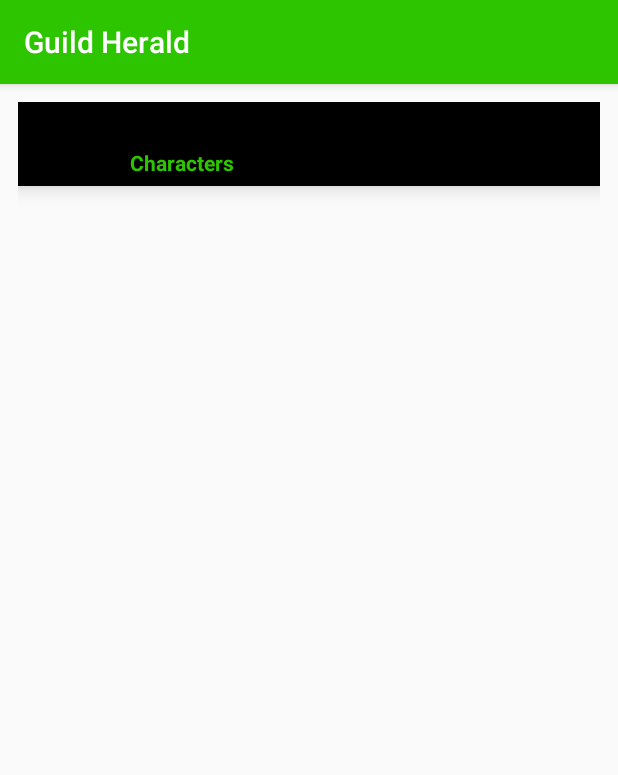
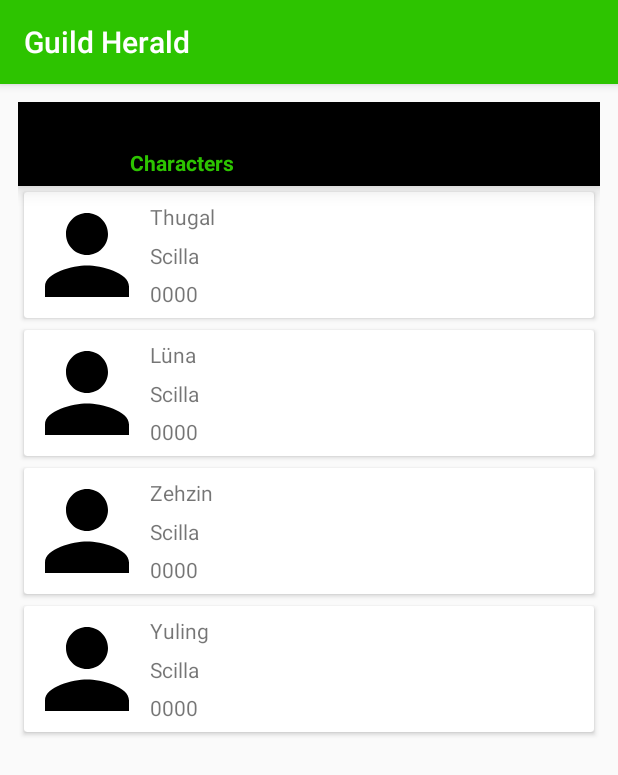
Before and after one commit to duccipopi/guildherald, an Android app: the screen it shows after launch (MainActivity), on a phone screen of 412 x 824 dp. Shown: the top 775 px of the screen. Run offline under Robolectric (Android 15) with nearby library versions, the phone set to English and light mode, and no system bars; our stand-ins replace AdMob.

Commit message:
Bind dummy data to view by presenter
Signed-off-by: ducci.popi <ducci.popi@gmail.com>

```diff
--- a/app/src/main/java/com/duccipopi/guildherald/model/remote/blizzard/BlizzardAPIService.java
+++ b/app/src/main/java/com/duccipopi/guildherald/model/remote/blizzard/BlizzardAPIService.java
@@ -15,7 +15,7 @@ import retrofit2.http.Path;
 // Retrofit service definition
 public interface BlizzardAPIService {
 
-    String API_KEY = "&apikey=psb9d7c6k73j9bhqe7pemc2g6rbrp2es9";
+    String API_KEY = "&apikey=psb9d7c6k3j9bhqe7pemc2g6rbrp2es9";
     String LOCALE = "locale=en_US";
 
     String BASE_URL = "https://us.api.battle.net/wow/";
--- a/app/src/main/java/com/duccipopi/guildherald/presenter/CharacterViewHolder.java
+++ b/app/src/main/java/com/duccipopi/guildherald/presenter/CharacterViewHolder.java
@@ -1,31 +1,53 @@
 package com.duccipopi.guildherald.presenter;
 
 import android.view.View;
-import android.view.ViewGroup;
+import android.widget.ImageView;
+import android.widget.TextView;
 
+import com.duccipopi.guildherald.R;
 import com.duccipopi.guildherald.model.dao.Character;
 
 /**
  * Created by ducci on 01/02/2018.
  */
 
-public class CharacterViewHolder extends GenericViewHolder<Character> {
-    private View itemView;
+public class CharacterViewHolder extends GenericViewHolder<Character>
+        implements GenericViewHolderFactory<CharacterViewHolder> {
+
+    ImageView portrait;
+    TextView charName;
+    TextView realm;
+    TextView race;
+    TextView gender;
+    TextView charClass;
+    TextView level;
 
     public CharacterViewHolder(View itemView) {
         super(itemView);
-        this.itemView = itemView;
-    }
-
-    @Override
-    public CharacterViewHolder newInstance(ViewGroup parent) {
-        parent.addView(itemView);
-        return new CharacterViewHolder(itemView);
     }
 
     @Override
     public void bind(Character item) {
-        // TODO bind values to views
+        charName = itemView.findViewById(R.id.char_name);
+        realm = itemView.findViewById(R.id.realm);
+        race = itemView.findViewById(R.id.race);
+        gender = itemView.findViewById(R.id.gender);
+        charClass = itemView.findViewById(R.id.char_class);
+        level = itemView.findViewById(R.id.level);
+
+
+        // portrait = use Image lib to load portrait
+        charName.setText(item.getName());
+        realm.setText(item.getRealm());
+        race.setText(Integer.toString(item.getRace()));
+        gender.setText(Integer.toString(item.getGender()));
+        charClass.setText(Integer.toString(item.getcClass()));
+        level.setText(Integer.toString(item.getLevel()));
+
     }
 
+    @Override
+    public CharacterViewHolder create(View itemView) {
+        return new CharacterViewHolder(itemView);
+    }
 }
--- a/app/src/main/java/com/duccipopi/guildherald/presenter/GenericRecyclerViewAdapter.java
+++ b/app/src/main/java/com/duccipopi/guildherald/presenter/GenericRecyclerViewAdapter.java
@@ -2,6 +2,8 @@ package com.duccipopi.guildherald.presenter;
 
 import android.support.annotation.NonNull;
 import android.support.v7.widget.RecyclerView;
+import android.view.LayoutInflater;
+import android.view.View;
 import android.view.ViewGroup;
 
 import java.util.List;
@@ -12,17 +14,22 @@ import java.util.List;
 
 public class GenericRecyclerViewAdapter<T> extends RecyclerView.Adapter<GenericViewHolder<T>> {
 
-    private GenericViewHolder<T> mViewHolder;
     private List<T> mItems;
+    private GenericViewHolderFactory<? extends GenericViewHolder<T>> mViewHolderFactory;
+    private int mItemLayout;
 
-    public GenericRecyclerViewAdapter(@NonNull List<T> items, @NonNull GenericViewHolder viewHolder) {
+    public GenericRecyclerViewAdapter(@NonNull List<T> items,
+                                      @NonNull GenericViewHolderFactory<? extends GenericViewHolder<T>> viewHolderFactory,
+                                      int itemLayout) {
         mItems = items;
-        mViewHolder = viewHolder;
+        mViewHolderFactory = viewHolderFactory;
+        mItemLayout = itemLayout;
     }
 
     @Override
     public GenericViewHolder<T> onCreateViewHolder(ViewGroup parent, int viewType) {
-        return mViewHolder.newInstance(parent);
+        View view = LayoutInflater.from(parent.getContext()).inflate(mItemLayout, parent, false);
+        return mViewHolderFactory.create(view);
     }
 
     @Override
--- a/app/src/main/java/com/duccipopi/guildherald/presenter/GenericViewHolder.java
+++ b/app/src/main/java/com/duccipopi/guildherald/presenter/GenericViewHolder.java
@@ -1,8 +1,8 @@
 package com.duccipopi.guildherald.presenter;
 
+import android.support.annotation.NonNull;
 import android.support.v7.widget.RecyclerView;
 import android.view.View;
-import android.view.ViewGroup;
 
 /**
  * Created by ducci on 31/01/2018.
@@ -14,6 +14,6 @@ public abstract class GenericViewHolder<T> extends RecyclerView.ViewHolder {
         super(itemView);
     }
 
-    public abstract GenericViewHolder<T> newInstance(ViewGroup parent);
     public abstract void bind(T item);
+
 }
--- /dev/null
+++ b/app/src/main/java/com/duccipopi/guildherald/presenter/GenericViewHolderFactory.java
@@ -0,0 +1,12 @@
+package com.duccipopi.guildherald.presenter;
+
+import android.view.View;
+
+/**
+ * Created by ducci on 01/02/2018.
+ */
+
+public interface GenericViewHolderFactory<T extends GenericViewHolder> {
+
+    T create(View itemView);
+}
--- a/app/src/main/java/com/duccipopi/guildherald/view/fragments/CharacterListFragment.java
+++ b/app/src/main/java/com/duccipopi/guildherald/view/fragments/CharacterListFragment.java
@@ -8,6 +8,7 @@ import android.util.Pair;
 import android.view.LayoutInflater;
 import android.view.View;
 import android.view.ViewGroup;
+import android.view.ViewStub;
 
 import com.duccipopi.guildherald.R;
 import com.duccipopi.guildherald.dummy.Dummy;
@@ -23,12 +24,13 @@ import java.util.List;
  */
 
 public class CharacterListFragment extends Fragment {
+
+    List<Character> items = new ArrayList<>();
+
     @Nullable
     @Override
     public View onCreateView(LayoutInflater inflater, @Nullable ViewGroup container, @Nullable Bundle savedInstanceState) {
         View rootView = inflater.inflate(R.layout.fragment_list, container, false);
-
-        List<Character> items = new ArrayList<>();
 
         // TODO: Use Loader and real values from DAO
         for (Pair<String, String> pair : Dummy.getCharList()) {
@@ -38,8 +40,8 @@ public class CharacterListFragment extends Fragment {
         RecyclerView recyclerView = rootView.findViewById(R.id.recyclerView);
         recyclerView.setAdapter(
                 new GenericRecyclerViewAdapter<>(items,
-                        new CharacterViewHolder(
-                                getLayoutInflater().inflate(R.layout.item_character, null))));
+                        new CharacterViewHolder(new View(getContext())),
+                        R.layout.item_character));
 
         return rootView;
     }
--- a/app/src/main/res/layout/activity_main.xml
+++ b/app/src/main/res/layout/activity_main.xml
@@ -23,7 +23,7 @@
         <android.support.v4.view.ViewPager
             android:id="@+id/pager"
             android:layout_width="match_parent"
-            android:layout_height="match_parent"
+            android:layout_height="wrap_content"
             app:layout_constraintTop_toBottomOf="@id/navigation" />
 
     </android.support.constraint.ConstraintLayout>
--- a/app/src/main/res/layout/fragment_list.xml
+++ b/app/src/main/res/layout/fragment_list.xml
@@ -1,11 +1,12 @@
 <?xml version="1.0" encoding="utf-8"?>
 <FrameLayout xmlns:android="http://schemas.android.com/apk/res/android"
     android:layout_width="match_parent"
-    android:layout_height="match_parent">
+    android:layout_height="match_parent"
+    xmlns:app="http://schemas.android.com/apk/res-auto">
 
     <android.support.v7.widget.RecyclerView
         android:id="@+id/recyclerView"
+        app:layoutManager="LinearLayoutManager"
         android:layout_width="match_parent"
-        android:layout_height="wrap_content" />
-
+        android:layout_height="match_parent" />
 </FrameLayout>
--- a/app/src/main/res/layout/item_character.xml
+++ b/app/src/main/res/layout/item_character.xml
@@ -13,7 +13,7 @@
         <ImageView
             android:id="@+id/portrait"
             android:layout_width="wrap_content"
-            android:layout_height="0dp"
+            android:layout_height="wrap_content"
             android:src="@drawable/default_portrait"
             app:layout_constraintStart_toStartOf="parent" />
 
@@ -23,6 +23,7 @@
             android:layout_height="wrap_content"
             app:layout_constraintLeft_toRightOf="@+id/portrait"
             app:layout_constraintTop_toTopOf="@+id/portrait"
+            app:layout_constraintBottom_toTopOf="@+id/realm"
             tool:text="CharacterName" />
 
         <TextView
@@ -31,6 +32,7 @@
             android:layout_height="wrap_content"
             app:layout_constraintLeft_toRightOf="@+id/portrait"
             app:layout_constraintTop_toBottomOf="@+id/char_name"
+            app:layout_constraintBottom_toTopOf="@+id/race"
             tool:text="Realm Name" />
 
         <TextView
@@ -39,6 +41,7 @@
             android:layout_height="wrap_content"
             app:layout_constraintLeft_toRightOf="@+id/portrait"
             app:layout_constraintTop_toBottomOf="@+id/realm"
+            app:layout_constraintBottom_toBottomOf="@+id/portrait"
             tool:text="Race" />
 
         <TextView
--- a/app/src/main/res/values/dimens.xml
+++ b/app/src/main/res/values/dimens.xml
@@ -1,5 +1,5 @@
 <?xml version="1.0" encoding="utf-8"?>
 <resources>
     <dimen name="layout_margin">12dp</dimen>
-    <dimen name="layout_inner_margin">8dp</dimen>
+    <dimen name="layout_inner_margin">4dp</dimen>
 </resources>
```
